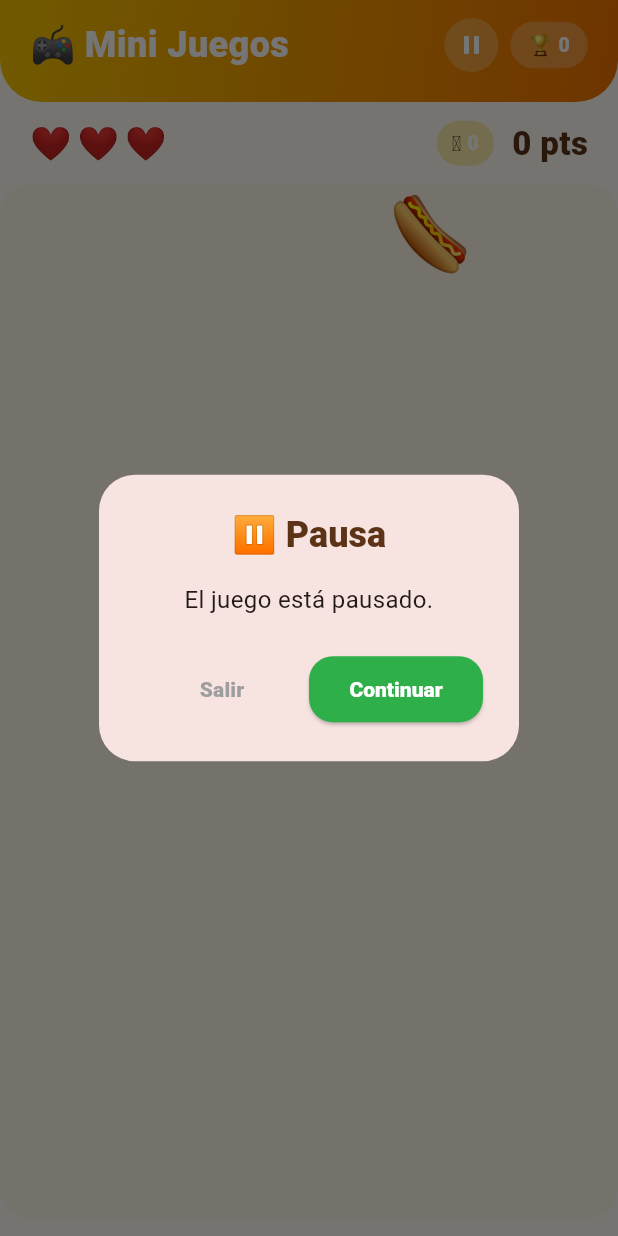
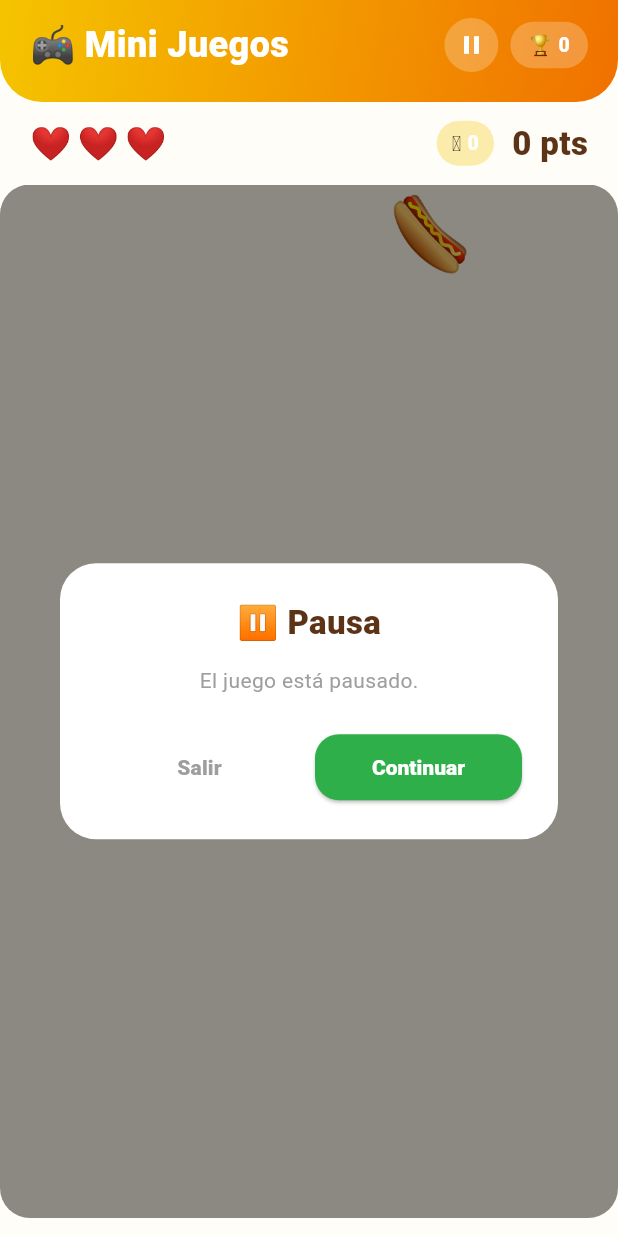
Before and after one commit to fixisito/Completapp, a Flutter app: the JuegosScreen screen opened directly, after a tap on "¡Jugar!", after a tap on the "pause" icon, on a phone screen of 412 x 824 dp. Run offline on Flutter 3.47's test engine with Material 3 defaults, Android fonts, the phone set to English and light mode, and no system bars; our stand-ins replace shared_preferences; accounts and stored records are empty.

Commit message:
fix: corrección del cálculo de estados y reparación de pausa en mini-juego

```diff
--- a/lib/main.dart
+++ b/lib/main.dart
@@ -69,7 +69,7 @@ class _MainNavState extends State<MainNav> with WidgetsBindingObserver {
     final List<Widget> pantallas = [
       HomeScreen(onTabChange: _cambiarTab, isActive: _paginaActual == 0),
       const CalculadoraScreen(),
-      const PetScreen(),
+      PetScreen(isActive: _paginaActual == 2),
       JuegosScreen(isActive: _paginaActual == 3),
     ];
 
--- a/lib/screens/juegos_screen.dart
+++ b/lib/screens/juegos_screen.dart
@@ -135,41 +135,6 @@ class _JuegosScreenState extends State<JuegosScreen> with SingleTickerProviderSt
     if (!jugando || pausado) return;
     setState(() => pausado = true);
     _ticker.stop();
-
-    showDialog(
-      context: context,
-      barrierDismissible: false,
-      builder: (_) => AlertDialog(
-        shape: RoundedRectangleBorder(borderRadius: BorderRadius.circular(24)),
-        title: const Text('⏸️ Pausa', style: TextStyle(fontWeight: FontWeight.w900, color: AppColors.cafe), textAlign: TextAlign.center),
-        content: const Text('El juego está pausado.', textAlign: TextAlign.center, style: TextStyle(fontSize: 16)),
-        actions: [
-          Row(
-            children: [
-              Expanded(
-                child: TextButton(
-                  onPressed: () {
-                    Navigator.pop(context);
-                    _terminarJuego(mostrarDialogo: false);
-                  },
-                  child: const Text('Salir', style: TextStyle(color: Colors.grey, fontWeight: FontWeight.w800)),
-                ),
-              ),
-              Expanded(
-                child: ElevatedButton(
-                  style: ElevatedButton.styleFrom(backgroundColor: AppColors.verde, shape: RoundedRectangleBorder(borderRadius: BorderRadius.circular(16))),
-                  onPressed: () {
-                    Navigator.pop(context);
-                    _reanudarJuego();
-                  },
-                  child: const Text('Continuar', style: TextStyle(color: Colors.white, fontWeight: FontWeight.w800)),
-                ),
-              ),
-            ],
-          )
-        ],
-      ),
-    );
   }
 
   void _reanudarJuego() {
@@ -476,6 +441,44 @@ class _JuegosScreenState extends State<JuegosScreen> with SingleTickerProviderSt
                           ),
                         ),
                       )),
+                      if (pausado)
+                        Container(
+                          decoration: BoxDecoration(color: Colors.black45, borderRadius: BorderRadius.circular(20)),
+                          child: Center(
+                            child: Container(
+                              margin: const EdgeInsets.symmetric(horizontal: 40),
+                              padding: const EdgeInsets.all(24),
+                              decoration: BoxDecoration(color: Colors.white, borderRadius: BorderRadius.circular(24)),
+                              child: Column(
+                                mainAxisSize: MainAxisSize.min,
+                                children: [
+                                  const Text('⏸️ Pausa', style: TextStyle(fontSize: 22, fontWeight: FontWeight.w900, color: AppColors.cafe)),
+                                  const SizedBox(height: 12),
+                                  const Text('El juego está pausado.', style: TextStyle(fontSize: 14, color: Colors.grey)),
+                                  const SizedBox(height: 24),
+                                  Row(
+                                    children: [
+                                      Expanded(
+                                        child: TextButton(
+                                          onPressed: () => _terminarJuego(mostrarDialogo: false),
+                                          child: const Text('Salir', style: TextStyle(color: Colors.grey, fontWeight: FontWeight.w800)),
+                                        ),
+                                      ),
+                                      const SizedBox(width: 8),
+                                      Expanded(
+                                        child: ElevatedButton(
+                                          style: ElevatedButton.styleFrom(backgroundColor: AppColors.verde, shape: RoundedRectangleBorder(borderRadius: BorderRadius.circular(16))),
+                                          onPressed: _reanudarJuego,
+                                          child: const Text('Continuar', style: TextStyle(color: Colors.white, fontWeight: FontWeight.w800)),
+                                        ),
+                                      ),
+                                    ],
+                                  )
+                                ],
+                              ),
+                            ),
+                          ),
+                        ),
                     ],
                   );
                 },
--- a/lib/services/game_data.dart
+++ b/lib/services/game_data.dart
@@ -55,8 +55,8 @@ class GameData {
     final ahora = DateTime.now().millisecondsSinceEpoch;
     final segundosPasados = ((ahora - ultimaVez) / 1000).floor();
 
-    double comida = (prefs.getDouble(_keyComida) ?? 80) - (segundosPasados / 30) * 3;
-    double felicidad = (prefs.getDouble(_keyFelicidad) ?? 80) - (segundosPasados / 30) * 2;
+    double comida = (prefs.getDouble(_keyComida) ?? 80) - (segundosPasados ~/ 30) * 3;
+    double felicidad = (prefs.getDouble(_keyFelicidad) ?? 80) - (segundosPasados ~/ 30) * 2;
 
     return {
       'comida': comida.clamp(0.0, 100.0),
```
Also changed, not shown: lib/screens/pet_screen.dart (+10 -1 lines).
